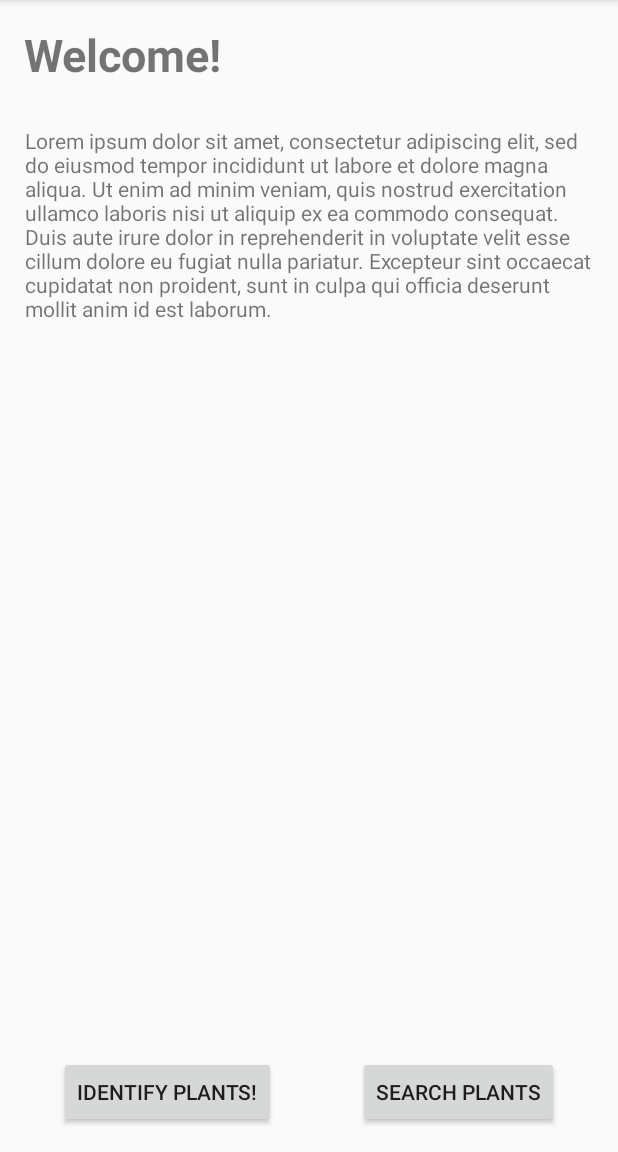
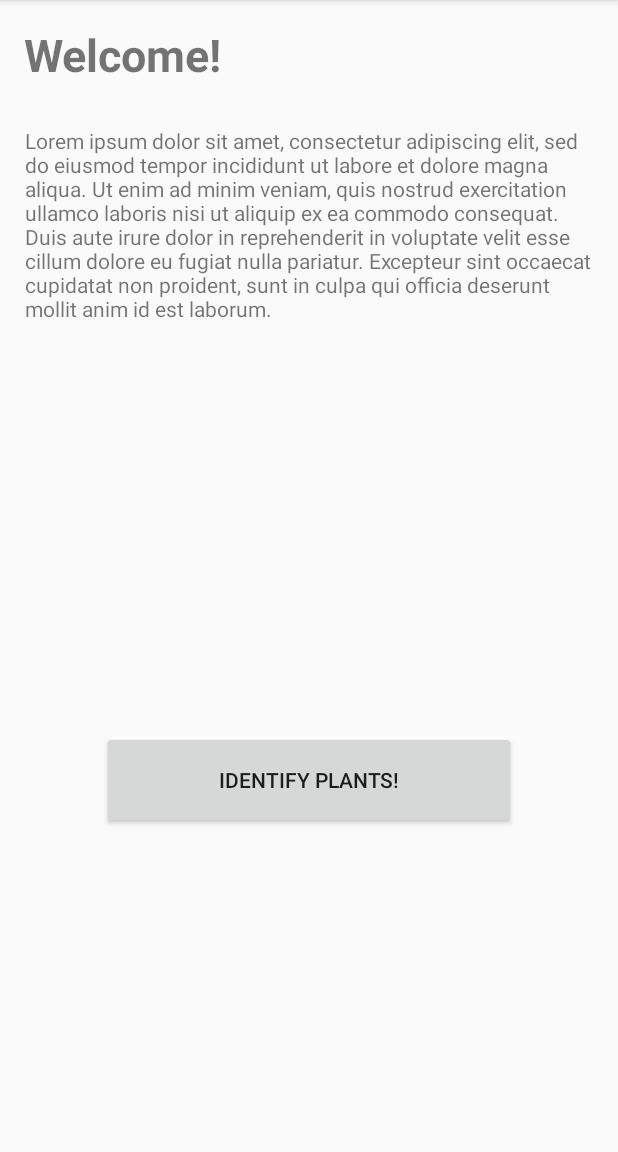
Before and after one commit to Scott3-0/NWAPW-Project, an Android app: the screen it shows after launch (MainActivity), on a phone screen of 412 x 824 dp, the part 84-1236 px from its top. Run offline under Robolectric (Android 15) with nearby library versions, the phone set to English and light mode, and no system bars.

Commit message:
Debugged a button variable

```diff
--- a/USE_THIS_ONE_FROM_NOW_ON/app/src/main/java/com/example/plantidentifier/DisplayPlantTypes.java
+++ b/USE_THIS_ONE_FROM_NOW_ON/app/src/main/java/com/example/plantidentifier/DisplayPlantTypes.java
@@ -14,6 +14,8 @@ public class DisplayPlantTypes extends AppCompatActivity {
         super.onCreate(savedInstanceState);
         setContentView(R.layout.activity_display_plant_types);
 
+        /**Do note that there is a cleaner way to do this, but I don't quite understand
+         * how it works so I'm leaving the buttons like this for now*/
         //Does this work???
         Button goToCamera = (Button) findViewById(R.id.toCamera);
         goToCamera.setOnClickListener(new View.OnClickListener() {
@@ -26,7 +28,7 @@ public class DisplayPlantTypes extends AppCompatActivity {
         });
         //Does this work too?? And menu = mainActivity.java
         Button goToMenu = (Button) findViewById(R.id.toMenu);
-        goToCamera.setOnClickListener(new View.OnClickListener() {
+        goToMenu.setOnClickListener(new View.OnClickListener() {
             @Override
             public void onClick(View view) {
                 Intent intent = new Intent(DisplayPlantTypes.this, MainActivity.class);
@@ -35,4 +37,8 @@ public class DisplayPlantTypes extends AppCompatActivity {
 
         });
     }
+
+    private void defineButtons() {
+
+    }
 }
--- a/USE_THIS_ONE_FROM_NOW_ON/app/src/main/res/layout/activity_main.xml
+++ b/USE_THIS_ONE_FROM_NOW_ON/app/src/main/res/layout/activity_main.xml
@@ -33,25 +33,16 @@
 
     <Button
         android:id="@+id/toCamera"
-        android:layout_width="wrap_content"
-        android:layout_height="wrap_content"
-        android:layout_marginStart="16dp"
-        android:layout_marginEnd="16dp"
-        android:layout_marginBottom="16dp"
+        android:layout_width="276dp"
+        android:layout_height="65dp"
+        android:layout_marginStart="8dp"
+        android:layout_marginTop="8dp"
+        android:layout_marginEnd="8dp"
+        android:layout_marginBottom="8dp"
         android:text="@string/identify_plants"
         app:layout_constraintBottom_toBottomOf="parent"
-        app:layout_constraintEnd_toStartOf="@+id/toPlantSearch"
-        app:layout_constraintStart_toStartOf="parent" />
+        app:layout_constraintEnd_toEndOf="parent"
+        app:layout_constraintStart_toStartOf="parent"
+        app:layout_constraintTop_toBottomOf="@+id/textView3" />
 
-    <Button
-        android:id="@+id/toPlantSearch"
-        android:layout_width="wrap_content"
-        android:layout_height="wrap_content"
-        android:layout_marginStart="16dp"
-        android:layout_marginEnd="16dp"
-        android:layout_marginBottom="16dp"
-        android:text="@string/search_plants"
-        app:layout_constraintBottom_toBottomOf="parent"
-        app:layout_constraintEnd_toEndOf="parent"
-        app:layout_constraintStart_toEndOf="@+id/toCamera" />
 </androidx.constraintlayout.widget.ConstraintLayout>
```
